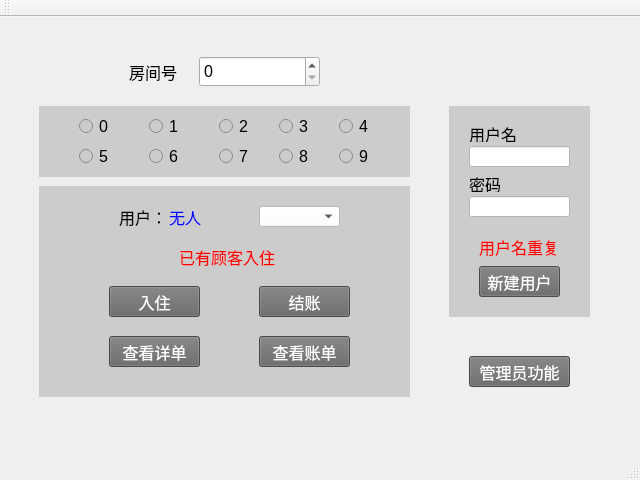
Old version of the form server/mainwindow.ui in the repository dyzsr/se2019hotel.
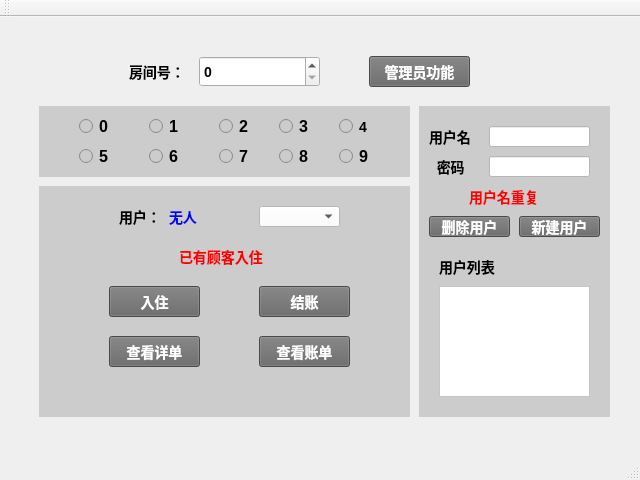
New version of the form.

The edit to the form file:
```diff
--- a/server/mainwindow.ui
+++ b/server/mainwindow.ui
@@ -30,8 +30,9 @@
      </rect>
     </property>
     <property name="styleSheet">
-     <string notr="true">font-size: 16px;
-font-family: 幼圆;</string>
+     <string notr="true">font-size: 14px;
+font-family: 幼圆;
+font-weight: bold;</string>
     </property>
     <property name="currentIndex">
      <number>0</number>
@@ -40,8 +41,8 @@
      <widget class="QPushButton" name="bt_callManager">
       <property name="geometry">
        <rect>
-        <x>470</x>
-        <y>340</y>
+        <x>370</x>
+        <y>40</y>
         <width>101</width>
         <height>31</height>
        </rect>
@@ -265,7 +266,7 @@
         <x>40</x>
         <y>170</y>
         <width>371</width>
-        <height>211</height>
+        <height>231</height>
        </rect>
       </property>
       <property name="styleSheet">
@@ -402,10 +403,10 @@
      <widget class="QWidget" name="widget_2" native="true">
       <property name="geometry">
        <rect>
-        <x>450</x>
+        <x>420</x>
         <y>90</y>
-        <width>141</width>
-        <height>211</height>
+        <width>191</width>
+        <height>311</height>
        </rect>
       </property>
       <property name="styleSheet">
@@ -415,8 +416,8 @@
       <widget class="QLineEdit" name="le_usrid">
        <property name="geometry">
         <rect>
-         <x>20</x>
-         <y>40</y>
+         <x>70</x>
+         <y>20</y>
          <width>101</width>
          <height>21</height>
         </rect>
@@ -429,8 +430,8 @@
       <widget class="QLineEdit" name="le_usrpw">
        <property name="geometry">
         <rect>
-         <x>20</x>
-         <y>90</y>
+         <x>70</x>
+         <y>50</y>
          <width>101</width>
          <height>21</height>
         </rect>
@@ -443,10 +444,10 @@
       <widget class="QLabel" name="label_2">
        <property name="geometry">
         <rect>
-         <x>20</x>
+         <x>10</x>
          <y>20</y>
          <width>51</width>
-         <height>16</height>
+         <height>21</height>
         </rect>
        </property>
        <property name="text">
@@ -456,23 +457,23 @@
       <widget class="QLabel" name="label_3">
        <property name="geometry">
         <rect>
-         <x>20</x>
-         <y>70</y>
-         <width>31</width>
-         <height>16</height>
+         <x>10</x>
+         <y>50</y>
+         <width>51</width>
+         <height>21</height>
         </rect>
        </property>
        <property name="text">
-        <string>密码</string>
+        <string>  密码</string>
        </property>
       </widget>
       <widget class="QPushButton" name="bt_signup">
        <property name="geometry">
         <rect>
-         <x>30</x>
-         <y>160</y>
+         <x>100</x>
+         <y>110</y>
          <width>81</width>
-         <height>31</height>
+         <height>21</height>
         </rect>
        </property>
        <property name="styleSheet">
@@ -486,9 +487,9 @@
       <widget class="QLabel" name="lb_dup">
        <property name="geometry">
         <rect>
-         <x>30</x>
-         <y>130</y>
-         <width>81</width>
+         <x>50</x>
+         <y>80</y>
+         <width>91</width>
          <height>21</height>
         </rect>
        </property>
@@ -499,6 +500,50 @@
         <string>用户名重复</string>
        </property>
       </widget>
+      <widget class="QPushButton" name="bt_del">
+       <property name="geometry">
+        <rect>
+         <x>10</x>
+         <y>110</y>
+         <width>81</width>
+         <height>21</height>
+        </rect>
+       </property>
+       <property name="styleSheet">
+        <string notr="true">background: #666666;
+color: #ffffff;</string>
+       </property>
+       <property name="text">
+        <string>删除用户</string>
+       </property>
+      </widget>
+      <widget class="QListWidget" name="lw_usrIds">
+       <property name="geometry">
+        <rect>
+         <x>20</x>
+         <y>180</y>
+         <width>151</width>
+         <height>111</height>
+        </rect>
+       </property>
+       <property name="styleSheet">
+        <string notr="true">background: #ffffff;
+color: #000000;</string>
+       </property>
+      </widget>
+      <widget class="QLabel" name="label_4">
+       <property name="geometry">
+        <rect>
+         <x>20</x>
+         <y>150</y>
+         <width>81</width>
+         <height>21</height>
+        </rect>
+       </property>
+       <property name="text">
+        <string>用户列表</string>
+       </property>
+      </widget>
      </widget>
     </widget>
    </widget>
```
